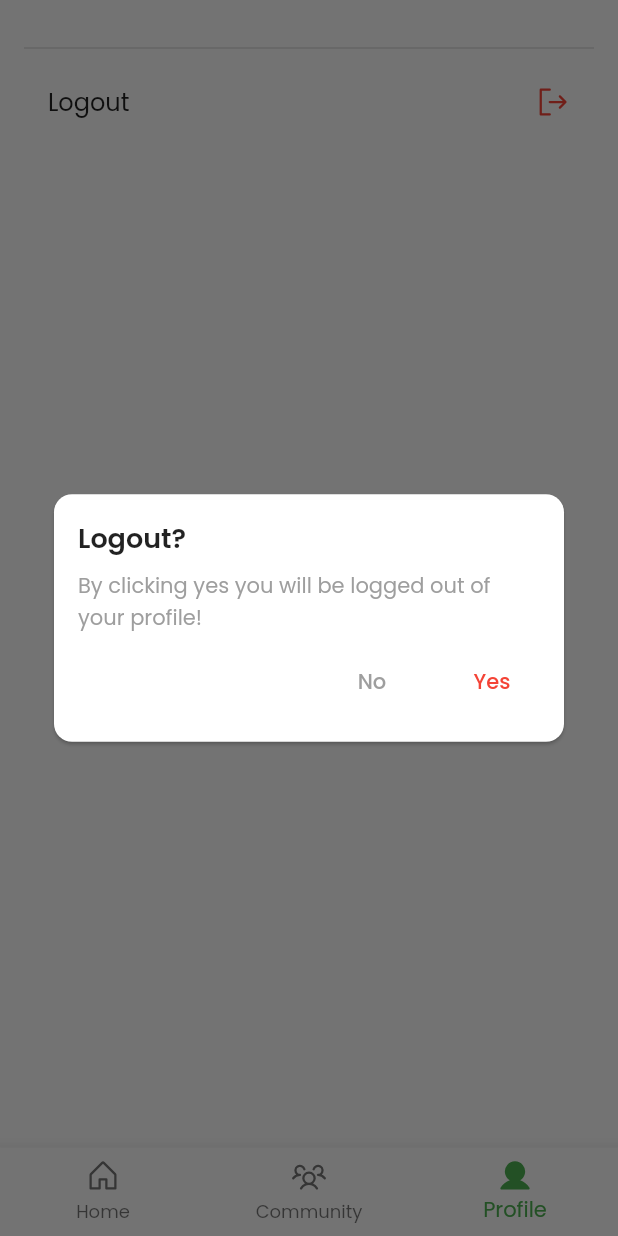
After one commit to abhakhand/quantum_coherence, a Flutter app: the HomeView screen opened directly, item 3 of the bottom bar chosen, after a tap on "Logout", on a phone screen of 412 x 824 dp. The commit adds this screen. Run offline on Flutter 3.47's test engine with Material 2 defaults, Android fonts, the phone set to English and light mode, and no system bars; our stand-ins replace bloc, dartz, equatable, firebase_auth, firebase_core, flutter_bloc and 8 more; missing offline and left inert: agora_rtc_engine; accounts and stored records are empty.

Commit message:
feat: home view and logout

```diff
--- a/lib/src/auth/bloc/auth_event.dart
+++ b/lib/src/auth/bloc/auth_event.dart
@@ -12,3 +12,5 @@ class AuthStatusChecked extends AuthEvent {}
 class LoggedInWithGoogle extends AuthEvent {}
 
 class UserRequested extends AuthEvent {}
+
+class LogoutRequested extends AuthEvent {}
--- a/lib/src/auth/bloc/auth_state.dart
+++ b/lib/src/auth/bloc/auth_state.dart
@@ -7,29 +7,34 @@ class AuthState extends Equatable {
     this.authStatus = AuthStatus.initial,
     this.loginStatus = const Status.initial(),
     this.user = User.empty,
+    this.logoutStatus = const Status.initial(),
   });
 
   final AuthStatus authStatus;
   final Status loginStatus;
   final User user;
+  final Status logoutStatus;
 
   @override
-  List<Object> get props => [authStatus, loginStatus, user];
+  List<Object> get props => [authStatus, loginStatus, user, logoutStatus];
 
   AuthState copyWith({
     AuthStatus? authStatus,
     Status? loginStatus,
     User? user,
+    Status? logoutStatus,
   }) {
     return AuthState(
       authStatus: authStatus ?? this.authStatus,
       loginStatus: loginStatus ?? this.loginStatus,
       user: user ?? this.user,
+      logoutStatus: logoutStatus ?? this.logoutStatus,
     );
   }
 
   @override
-  String toString() =>
-      '''
-AuthState(authStatus: $authStatus, loginStatus: $loginStatus, user: $user)''';
+  String toString() {
+    return '''
+AuthState(authStatus: $authStatus, loginStatus: $loginStatus, user: $user, logoutStatus: $logoutStatus)''';
+  }
 }
--- /dev/null
+++ b/lib/src/community/views/community_view.dart
@@ -0,0 +1,21 @@
+import 'package:flutter/material.dart';
+
+class CommunityView extends StatelessWidget {
+  const CommunityView({super.key});
+
+  @override
+  Widget build(BuildContext context) {
+    return const Material(
+      child: Center(
+        child: Text(
+          'Community View',
+          style: TextStyle(
+            fontSize: 18,
+            fontWeight: FontWeight.w600,
+            color: Colors.grey,
+          ),
+        ),
+      ),
+    );
+  }
+}
--- a/lib/src/welcome/models/session.dart
+++ b/lib/src/home/models/session.dart
@@ -1,5 +1,5 @@
 import 'package:equatable/equatable.dart';
-import 'package:quantum_coherence/src/welcome/models/mentor.dart';
+import 'package:quantum_coherence/src/home/models/mentor.dart';
 
 class Session extends Equatable {
   const Session({
--- /dev/null
+++ b/lib/src/home/views/home_view.dart
@@ -0,0 +1,130 @@
+import 'package:flutter/material.dart';
+import 'package:flutter_bloc/flutter_bloc.dart';
+import 'package:phosphor_flutter/phosphor_flutter.dart';
+import 'package:quantum_coherence/src/auth/bloc/auth_bloc.dart';
+import 'package:quantum_coherence/src/auth/views/login_view.dart';
+import 'package:quantum_coherence/src/community/views/community_view.dart';
+import 'package:quantum_coherence/src/core/domain/helpers/helpers.dart';
+import 'package:quantum_coherence/src/home/views/home_page.dart';
+import 'package:quantum_coherence/src/profile/views/profile_view.dart';
+
+class HomeView extends StatefulWidget {
+  const HomeView({super.key});
+
+  @override
+  State<HomeView> createState() => _HomeViewState();
+}
+
+class _HomeViewState extends State<HomeView> {
+  late PageController _pageController;
+  int pageIndex = 0;
+
+  @override
+  void initState() {
+    super.initState();
+    _pageController = PageController();
+  }
+
+  @override
+  void dispose() {
+    _pageController.dispose();
+    super.dispose();
+  }
+
+  static const navBarItems = <BottomNavigationBarItem>[
+    BottomNavigationBarItem(
+      icon: Icon(PhosphorIcons.house),
+      activeIcon: Icon(PhosphorIcons.houseFill),
+      label: 'Home',
+    ),
+    BottomNavigationBarItem(
+      icon: Icon(PhosphorIcons.usersThree),
+      activeIcon: Icon(PhosphorIcons.usersThreeFill),
+      label: 'Community',
+    ),
+    BottomNavigationBarItem(
+      icon: Icon(PhosphorIcons.user),
+      activeIcon: Icon(PhosphorIcons.userFill),
+      label: 'Profile',
+    ),
+  ];
+
+  @override
+  Widget build(BuildContext context) {
+    return Stack(
+      children: [
+        Scaffold(
+          appBar: pageIndex == 0
+              ? AppBar(
+                  title: BlocBuilder<AuthBloc, AuthState>(
+                    builder: (context, state) {
+                      if (state.user.name.isEmpty) {
+                        return Text('Good ${sessionName()} 👋');
+                      } else {
+                        return Text(
+                          'Hello, ${state.user.name.split(' ').first} 👋',
+                        );
+                      }
+                    },
+                  ),
+                )
+              : null,
+          body: PageView(
+            physics: const NeverScrollableScrollPhysics(),
+            controller: _pageController,
+            children: const [
+              HomePage(),
+              CommunityView(),
+              ProfileView(),
+            ],
+          ),
+          bottomNavigationBar: BottomNavigationBar(
+            type: BottomNavigationBarType.fixed,
+            items: List.generate(
+              navBarItems.length,
+              (index) => navBarItems[index],
+            ),
+            currentIndex: pageIndex,
+            onTap: (index) {
+              setState(() {
+                pageIndex = index;
+              });
+
+              _pageController.animateToPage(
+                pageIndex,
+                duration: const Duration(milliseconds: 300),
+                curve: Curves.easeIn,
+              );
+            },
+          ),
+        ),
+        BlocConsumer<AuthBloc, AuthState>(
+          listenWhen: (p, c) => p.logoutStatus != c.logoutStatus,
+          listener: (context, state) {
+            if (state.logoutStatus.isSuccess) {
+              Navigator.of(context).pushReplacement<void, void>(
+                MaterialPageRoute(
+                  builder: (context) => const LoginView(),
+                ),
+              );
+            }
+          },
+          builder: (context, state) {
+            if (state.logoutStatus.isLoading) {
+              return const SizedBox.expand(
+                child: ColoredBox(
+                  color: Colors.black54,
+                  child: Center(
+                    child: CircularProgressIndicator.adaptive(),
+                  ),
+                ),
+              );
+            }
+
+            return const SizedBox.shrink();
+          },
+        ),
+      ],
+    );
+  }
+}
--- /dev/null
+++ b/lib/src/profile/views/profile_view.dart
@@ -0,0 +1,131 @@
+import 'package:flutter/material.dart';
+import 'package:flutter/services.dart';
+import 'package:flutter_bloc/flutter_bloc.dart';
+import 'package:phosphor_flutter/phosphor_flutter.dart';
+import 'package:quantum_coherence/src/auth/bloc/auth_bloc.dart';
+
+class ProfileView extends StatelessWidget {
+  const ProfileView({super.key});
+
+  @override
+  Widget build(BuildContext context) {
+    return Material(
+      child: SafeArea(
+        child: Padding(
+          padding: const EdgeInsets.symmetric(horizontal: 16, vertical: 12),
+          child: Column(
+            children: [
+              BlocBuilder<AuthBloc, AuthState>(
+                builder: (context, state) {
+                  final user = state.user;
+
+                  return Row(
+                    children: [
+                      if (user.imageUrl.isNotEmpty) ...[
+                        CircleAvatar(
+                          backgroundImage: NetworkImage(user.imageUrl),
+                          radius: 30,
+                        ),
+                        const SizedBox(width: 8),
+                      ],
+                      Column(
+                        crossAxisAlignment: CrossAxisAlignment.start,
+                        children: [
+                          if (user.name.isNotEmpty)
+                            Text(
+                              user.name,
+                              style: const TextStyle(
+                                fontSize: 16,
+                                fontWeight: FontWeight.w600,
+                              ),
+                            ),
+                          if (user.email.isNotEmpty)
+                            Text(
+                              user.email,
+                              style: const TextStyle(color: Colors.grey),
+                            ),
+                        ],
+                      ),
+                    ],
+                  );
+                },
+              ),
+              const SizedBox(height: 12),
+              const Divider(thickness: 1),
+              ListTile(
+                title: const Text('Logout'),
+                trailing: const Icon(PhosphorIcons.signOut, color: Colors.red),
+                onTap: () {
+                  HapticFeedback.lightImpact();
+                  showDialog<void>(
+                    context: context,
+                    builder: (context) => Center(
+                      child: Card(
+                        margin: const EdgeInsets.all(36),
+                        shape: RoundedRectangleBorder(
+                          borderRadius: BorderRadius.circular(12),
+                        ),
+                        child: Padding(
+                          padding: const EdgeInsets.all(16),
+                          child: Column(
+                            mainAxisSize: MainAxisSize.min,
+                            crossAxisAlignment: CrossAxisAlignment.stretch,
+                            children: [
+                              const Text(
+                                'Logout?',
+                                style: TextStyle(
+                                  fontSize: 18,
+                                  fontWeight: FontWeight.w600,
+                                ),
+                              ),
+                              const SizedBox(height: 8),
+                              const Text(
+                                'By clicking yes you will be '
+                                'logged out of your profile!',
+                                style: TextStyle(color: Colors.grey),
+                              ),
+                              const SizedBox(height: 8),
+                              Row(
+                                mainAxisAlignment: MainAxisAlignment.end,
+                                children: [
+                                  TextButton(
+                                    style: TextButton.styleFrom(
+                                      foregroundColor: Colors.grey,
+                                    ),
+                                    onPressed: () {
+                                      Navigator.pop(context);
+                                    },
+                                    child: const Text('No'),
+                                  ),
+                                  const SizedBox(width: 16),
+                                  TextButton(
+                                    style: TextButton.styleFrom(
+                                      foregroundColor: Colors.red,
+                                    ),
+                                    onPressed: () {
+                                      context
+                                          .read<AuthBloc>()
+                                          .add(LogoutRequested());
+                                      Navigator.of(context).popUntil(
+                                        (route) => route.isFirst,
+                                      );
+                                    },
+                                    child: const Text('Yes'),
+                                  ),
+                                ],
+                              ),
+                            ],
+                          ),
+                        ),
+                      ),
+                    ),
+                  );
+                },
+              ),
+            ],
+          ),
+        ),
+      ),
+    );
+  }
+}
--- a/lib/src/startup/startup_view.dart
+++ b/lib/src/startup/startup_view.dart
@@ -2,7 +2,7 @@ import 'package:flutter/material.dart';
 import 'package:flutter_bloc/flutter_bloc.dart';
 import 'package:quantum_coherence/src/auth/bloc/auth_bloc.dart';
 import 'package:quantum_coherence/src/auth/views/login_view.dart';
-import 'package:quantum_coherence/src/welcome/views/welcome_view.dart';
+import 'package:quantum_coherence/src/home/views/home_view.dart';
 
 class StartupView extends StatefulWidget {
   const StartupView({super.key});
@@ -33,7 +33,7 @@ class _StartupViewState extends State<StartupView> {
             context.read<AuthBloc>().add(UserRequested());
             Navigator.of(context).pushReplacement<void, void>(
               MaterialPageRoute(
-                builder: (context) => const WelcomeView(),
+                builder: (context) => const HomeView(),
               ),
             );
           }
--- a/lib/src/user/models/user.dart
+++ b/lib/src/user/models/user.dart
@@ -6,17 +6,19 @@ class User extends Equatable {
     this.token = '',
     this.name = '',
     this.email = '',
+    this.imageUrl = '',
   });
 
   final String uid;
   final String token;
   final String name;
   final String email;
+  final String imageUrl;
 
   static const empty = User();
   bool get isEmpty => this == empty;
   bool get isNotEmpty => this != empty;
 
   @override
-  List<Object> get props => [uid, token, name, email];
+  List<Object> get props => [uid, token, name, email, imageUrl];
 }
--- a/pubspec.yaml
+++ b/pubspec.yaml
@@ -17,6 +17,7 @@ dependencies:
   flutter:
     sdk: flutter
   flutter_bloc: ^8.1.2
+  fluttertoast: ^8.2.1
   freezed_annotation: ^2.2.0
   get_it: ^7.2.0
   google_sign_in: ^6.0.2
@@ -24,6 +25,7 @@ dependencies:
   intl: ^0.17.0
   lottie: ^2.3.0
   permission_handler: ^10.2.0
+  phosphor_flutter: ^1.4.0
 
 dev_dependencies:
   build_runner: ^2.3.3
```
Also changed, not shown: lib/src/auth/bloc/auth_bloc.dart (+23 -0 lines), lib/src/auth/repository/auth_repository.dart (+14 -0 lines), lib/src/auth/views/login_view.dart (+4 -6 lines), lib/src/home/views/home_page.dart (renamed from lib/src/welcome/views/welcome_view.dart, +6 -20 lines), lib/src/video_meet/views/video_meet_view.dart (+59 -19 lines), lib/src/home/models/mentor.dart (renamed from lib/src/welcome/models/mentor.dart), pubspec.lock.
